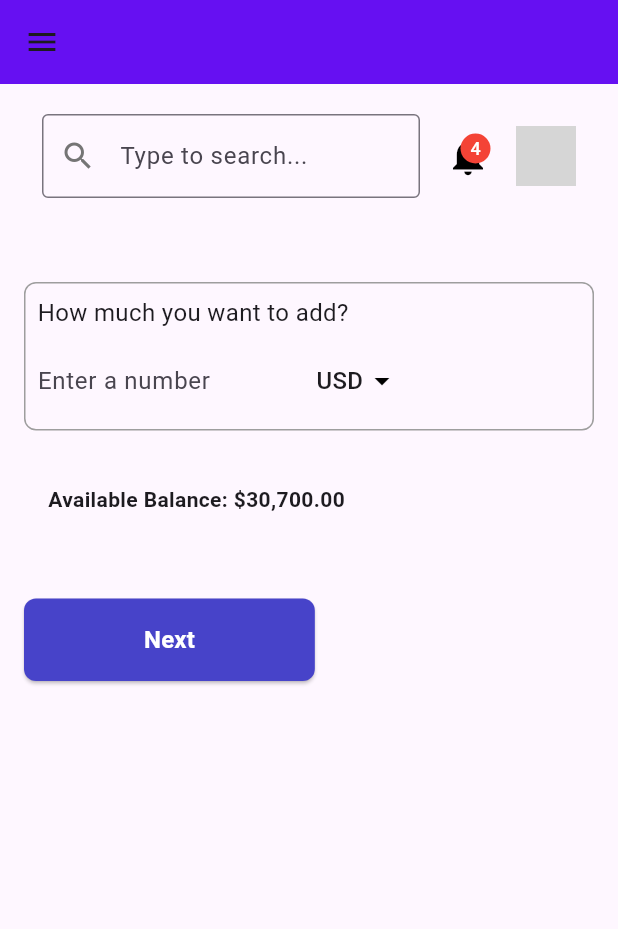
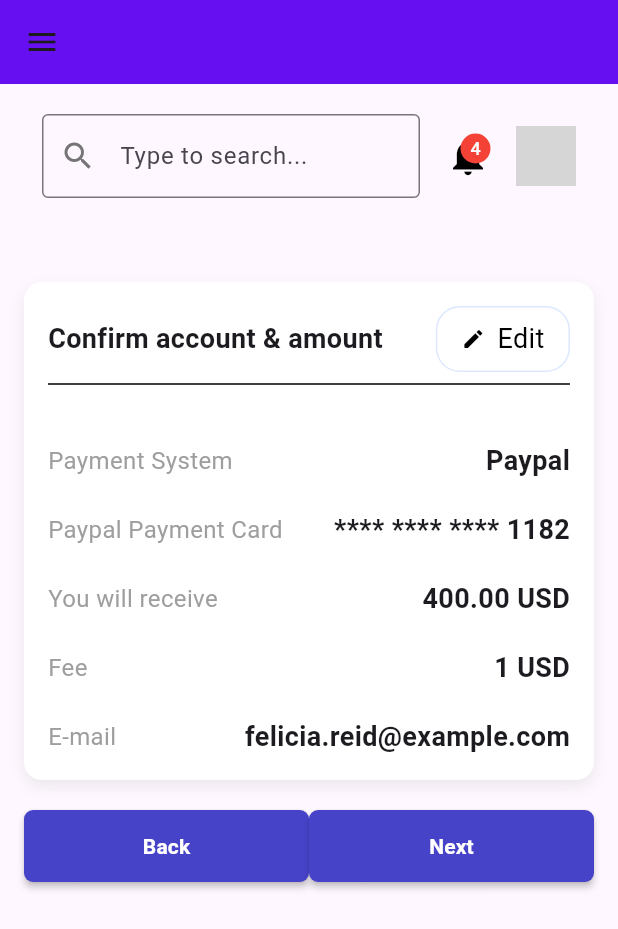
Before and after one commit to Onijinxbukami/moneyExchangeUI, a Flutter app: the DepositMoney screen opened by its route, after a tap on "Next", on a phone screen of 412 x 824 dp. Shown: the top 929 px of the screen. Run offline on Flutter 3.47's test engine with Material 3 defaults, Android fonts, the phone set to English and light mode, and no system bars; our stand-ins replace font_awesome_flutter; network calls fail; grey boxes are pictures that could not be loaded.

Commit message:
deposite details page

```diff
--- a/lib/app/routes.dart
+++ b/lib/app/routes.dart
@@ -3,6 +3,7 @@
 import 'package:flutter/material.dart';
 import 'package:flutter_application_1/features/auth/login/login_page.dart';
 import 'package:flutter_application_1/features/auth/signUp/signup_page.dart';
+import 'package:flutter_application_1/features/deposite/deposite_details.dart';
 import 'package:flutter_application_1/features/history/transaction_history.dart';
 import 'package:flutter_application_1/features/user_profile/user_profile_page.dart';
 import 'package:flutter_application_1/features/money_exchange/money_exchange_page.dart';
@@ -17,9 +18,11 @@
   static const String userprofile = '/userprofile';
   static const String moneyexchange = '/moneyexchange';
   static const String deposite = '/deposite';
+  static const String depositeDetails = '/deposite_details';
   static const String history = '/history';
   static const String homepage = '/homepage';
   static const String forgetpassword = '/forgetpassword';
+
 
 
 
@@ -30,6 +33,7 @@
       userprofile: (context) => const UserProfilePage(),
       moneyexchange: (context) => const MoneyExchangePage(),
       deposite: (context) => const DepositMoney(),
+      depositeDetails: (context) => const DepositMoneyDetails(),
       history: (context) =>  const TransactionHistoryForm(),
       homepage: (context) => const HomePage(),
       forgetpassword: (context) => ForgetPasswordPage(),
--- /dev/null
+++ b/lib/features/deposite/deposite_details.dart
@@ -0,0 +1,244 @@
+import 'package:flutter/material.dart';
+import 'package:flutter_application_1/features/user_profile/screens/sideBar_screens.dart';
+import 'package:flutter_application_1/features/user_profile/screens/header_field.dart';
+
+class DepositMoneyDetails extends StatefulWidget {
+  const DepositMoneyDetails({super.key});
+
+  @override
+  // ignore: library_private_types_in_public_api
+  _DepositMoneyDetailsPageState createState() =>
+      _DepositMoneyDetailsPageState();
+}
+
+class _DepositMoneyDetailsPageState extends State<DepositMoneyDetails> {
+  final GlobalKey<ScaffoldState> _scaffoldKey = GlobalKey<ScaffoldState>();
+
+  String selectedValue = 'USD'; // Initialize the selectedValue for Dropdown
+  void onChanged(String? newValue) {
+    setState(() {
+      selectedValue = newValue!;
+    });
+  }
+
+  @override
+  Widget build(BuildContext context) {
+    bool isMobile = MediaQuery.of(context).size.width < 600;
+
+    return Scaffold(
+      key: _scaffoldKey,
+      appBar: AppBar(
+        backgroundColor: const Color(0xFF6610F2),
+        leading: isMobile
+            ? IconButton(
+                icon: Icon(Icons.menu),
+                onPressed: () {
+                  _scaffoldKey.currentState?.openDrawer();
+                },
+              )
+            : null,
+      ),
+      drawer: isMobile ? Sidebar() : null,
+      body: Row(
+        children: [
+          if (!isMobile) Sidebar(), // Sidebar for web
+
+          // User Information and Content Area
+          Expanded(
+            child: Column(
+              children: [
+                // Header Section
+                HeaderWidget(), // Assuming HeaderWidget exists
+
+                Expanded(child: _buildContent()),
+              ],
+            ),
+          ),
+        ],
+      ),
+    );
+  }
+
+  Widget _buildContent() {
+    // Lấy kích thước màn hình
+    final screenWidth = MediaQuery.of(context).size.width;
+
+    return SingleChildScrollView(
+      padding: const EdgeInsets.all(16),
+      child: Column(
+        crossAxisAlignment: CrossAxisAlignment.start,
+        children: [
+          const SizedBox(height: 20),
+          _buildPaymentDetails(), // Phần chi tiết thanh toán
+          const SizedBox(height: 20),
+
+          // Footer với các nút điều hướng
+          Row(
+            mainAxisAlignment: MainAxisAlignment.spaceBetween,
+            children: [
+              // Button Back
+              _buildResponsiveButton(
+                text: 'Back',
+                onPressed: () {
+                  Navigator.pop(context);
+                },
+                screenWidth: screenWidth,
+              ),
+              // Button Next
+              _buildResponsiveButton(
+                text: 'Next',
+                onPressed: () {
+                  // Xử lý sự kiện Next
+                },
+                screenWidth: screenWidth,
+              ),
+            ],
+          ),
+        ],
+      ),
+    );
+  }
+
+  Widget _buildResponsiveButton(
+      {required String text,
+      required VoidCallback onPressed,
+      required double screenWidth}) {
+    return Expanded(
+      child: ElevatedButton(
+        onPressed: onPressed,
+        style: ElevatedButton.styleFrom(
+          backgroundColor: const Color(0xFF4743C9), // Màu nền nút
+          padding: EdgeInsets.symmetric(
+            horizontal: screenWidth > 600
+                ? 60
+                : 40, // Điều chỉnh padding tùy vào kích thước màn hình
+            vertical: 14,
+          ),
+          shape: RoundedRectangleBorder(
+            borderRadius: BorderRadius.circular(6.0), // Bo góc nhỏ hơn
+          ),
+          elevation: 2, // Hiệu ứng nổi nhẹ
+        ),
+        child: Text(
+          text, // Nội dung nút
+          style: TextStyle(
+            fontSize: screenWidth > 600
+                ? 16
+                : 14, // Điều chỉnh font size tùy vào kích thước màn hình
+            fontWeight: FontWeight.bold, // Trọng lượng chữ vừa
+            color: Colors.white,
+          ),
+        ),
+      ),
+    );
+  }
+
+  Widget _buildPaymentDetails() {
+    final screenWidth = MediaQuery.of(context).size.width;
+
+    return Container(
+      padding: const EdgeInsets.all(16),
+      decoration: BoxDecoration(
+        color: Colors.white, // Màu nền của khung
+        borderRadius: BorderRadius.circular(12), // Bo góc
+        boxShadow: [
+          BoxShadow(
+            color: Colors.grey.withOpacity(0.2), // Bóng mờ nhẹ
+            blurRadius: 8,
+            offset: const Offset(0, 4),
+          ),
+        ],
+      ),
+      child: Column(
+        crossAxisAlignment: CrossAxisAlignment.start,
+        children: [
+          // Top Area
+          Row(
+            mainAxisAlignment: MainAxisAlignment.spaceBetween,
+            children: [
+              Text(
+                'Confirm account & amount',
+                style: TextStyle(
+                  fontSize:
+                      screenWidth > 600 ? 24 : 18, // Điều chỉnh kích thước font
+                  fontWeight: FontWeight.bold,
+                ),
+              ),
+              GestureDetector(
+                onTap: () {
+                  // Xử lý khi nhấn nút Edit
+                },
+                child: Container(
+                  padding:
+                      const EdgeInsets.symmetric(horizontal: 16, vertical: 8),
+                  decoration: BoxDecoration(
+                    border: Border.all(
+                      color: Color(0xFFDDE8FF), // Sử dụng màu #DDE8FF
+                      width: 1.0,
+                    ),
+                    borderRadius: BorderRadius.circular(16),
+                  ),
+                  child: Row(
+                    children: const [
+                      Icon(Icons.edit, color: Colors.black, size: 16),
+                      SizedBox(width: 8),
+                      Text(
+                        'Edit',
+                        style: TextStyle(
+                          color: Colors.black,
+                          fontSize: 18,
+                        ),
+                      ),
+                    ],
+                  ),
+                ),
+              ),
+            ],
+          ),
+          const Divider(color: Colors.black),
+          const SizedBox(height: 30),
+
+          // Details List
+          Column(
+            crossAxisAlignment: CrossAxisAlignment.start,
+            children: [
+              _buildDetailRow('Payment System', 'Paypal', screenWidth),
+              const SizedBox(height: 20),
+              _buildDetailRow(
+                  'Paypal Payment Card', '**** **** **** 1182', screenWidth),
+              const SizedBox(height: 20),
+              _buildDetailRow('You will receive', '400.00 USD', screenWidth),
+              const SizedBox(height: 20),
+              _buildDetailRow('Fee', '1 USD', screenWidth),
+              const SizedBox(height: 20),
+              _buildDetailRow(
+                  'E-mail', 'felicia.reid@example.com', screenWidth),
+            ],
+          ),
+        ],
+      ),
+    );
+  }
+
+  Widget _buildDetailRow(String title, String value, double screenWidth) {
+    return Row(
+      mainAxisAlignment: MainAxisAlignment.spaceBetween,
+      children: [
+        Text(
+          title,
+          style: TextStyle(
+            fontSize: screenWidth > 600 ? 18 : 16, // Điều chỉnh font size
+            color: Colors.grey,
+          ),
+        ),
+        Text(
+          value,
+          style: TextStyle(
+            fontSize: screenWidth > 600 ? 20 : 18, // Điều chỉnh font size
+            fontWeight: FontWeight.w600,
+          ),
+        ),
+      ],
+    );
+  }
+}
--- a/lib/features/deposite/deposite_money.dart
+++ b/lib/features/deposite/deposite_money.dart
@@ -2,6 +2,7 @@
 import 'package:flutter_application_1/features/user_profile/screens/sideBar_screens.dart';
 import 'package:flutter_application_1/features/user_profile/screens/header_field.dart';
 import 'package:flutter_application_1/shared/widgets/numberic_field.dart';
+import 'package:flutter_application_1/app/routes.dart';
 
 class DepositMoney extends StatefulWidget {
   const DepositMoney({super.key});
@@ -38,7 +39,7 @@
               )
             : null,
       ),
-            drawer: isMobile ? Sidebar() : null,
+      drawer: isMobile ? Sidebar() : null,
       body: Row(
         children: [
           if (!isMobile) Sidebar(), // Sidebar for web
@@ -72,7 +73,7 @@
             padding: const EdgeInsets.all(8),
             decoration: BoxDecoration(
               border: Border.all(
-                color: Colors.grey, // Set border color
+                color: Colors.black, // Set border color
                 width: 1.0, // Set border width
               ),
               borderRadius:
@@ -83,7 +84,7 @@
               children: [
                 const Text(
                   'How much you want to add?',
-                  style: TextStyle(fontSize: 16),
+                  style: TextStyle(fontSize: 20),
                 ),
                 const SizedBox(height: 10),
                 Row(
@@ -111,48 +112,74 @@
                     ),
                   ],
                 ),
+                const Text(
+                  'Available Balance: \$30,700.00',
+                  style: TextStyle(fontWeight: FontWeight.bold, fontSize: 18),
+                ),
               ],
             ),
           ),
 
-          const SizedBox(height: 20),
+          const SizedBox(height: 10),
 
           // Balance Info Section with Border
-          Container(
-            padding: const EdgeInsets.all(16),
-            child: const Text(
-              'Available Balance: \$30,700.00',
-              style: TextStyle(fontWeight: FontWeight.bold),
-            ),
-          ),
 
-          const SizedBox(height: 40),
+          const SizedBox(height: 20),
 
           // Footer Section with Navigation Button
           Row(
-            mainAxisAlignment: MainAxisAlignment.spaceBetween,
+            mainAxisAlignment: MainAxisAlignment
+                .spaceBetween, // Căn khoảng cách đều giữa các nút
             children: [
+              // Button 1
               ElevatedButton(
-                onPressed: () {},
+                onPressed: () {
+                  // Xử lý sự kiện bấm
+                },
                 style: ElevatedButton.styleFrom(
-                  backgroundColor: const Color(0xFF4743C9),
-                  padding:
-                      const EdgeInsets.symmetric(horizontal: 80, vertical: 16),
+                  backgroundColor: const Color(0xFF4743C9), // Màu nền nút
+                  padding: const EdgeInsets.symmetric(
+                      horizontal: 60, vertical: 14), // Padding nhỏ hơn
                   shape: RoundedRectangleBorder(
-                    borderRadius: BorderRadius.circular(8.0),
+                    borderRadius: BorderRadius.circular(6.0), // Bo góc nhỏ hơn
+                  ),
+                  elevation: 2, // Hiệu ứng nổi nhẹ
+                ),
+                child: const Text(
+                  'Back', // Nội dung nút
+                  style: TextStyle(
+                    fontSize: 16, // Kích thước chữ nhỏ hơn
+                    fontWeight: FontWeight.bold, // Trọng lượng chữ vừa
+                    color: Colors.white,
                   ),
                 ),
+              ),
+
+              // Button 2
+              ElevatedButton(
+                onPressed: () {
+                  Navigator.pushNamed(context, Routes.depositeDetails);
+                },
+                style: ElevatedButton.styleFrom(
+                  backgroundColor: const Color(0xFF4743C9), // Màu nền nút
+                  padding: const EdgeInsets.symmetric(
+                      horizontal: 60, vertical: 14), // Padding nhỏ hơn
+                  shape: RoundedRectangleBorder(
+                    borderRadius: BorderRadius.circular(6.0), // Bo góc nhỏ hơn
+                  ),
+                  elevation: 2, // Hiệu ứng nổi nhẹ
+                ),
                 child: const Text(
-                  'Next',
+                  'Next', // Nội dung nút
                   style: TextStyle(
-                    fontSize: 16,
-                    fontWeight: FontWeight.bold,
+                    fontSize: 16, // Kích thước chữ nhỏ hơn
+                    fontWeight: FontWeight.bold, // Trọng lượng chữ vừa
                     color: Colors.white,
                   ),
                 ),
               ),
             ],
-          ),
+          )
         ],
       ),
     );
--- a/lib/features/user_profile/screens/sideBar_screens.dart
+++ b/lib/features/user_profile/screens/sideBar_screens.dart
@@ -53,14 +53,6 @@
             isSelected: _selectedItem == 'Withdraw Money',
           ),
           const Divider(color: Colors.black),
-          _buildSidebarItem(
-            icon: Icons.support_agent,
-            title: 'Support',
-            onTap: () {
-              _onItemTap('Support');
-            },
-            isSelected: _selectedItem == 'Support',
-          ),
           _buildSidebarItem(
             icon: Icons.settings,
             title: 'Setting',
```
Also changed, not shown: lib/features/auth/foget_password/forget_password_page.dart (+10 -5 lines), lib/features/auth/login/login_page.dart (+10 -5 lines), lib/features/auth/signUp/signup_page.dart (+9 -4 lines), lib/features/home_page/home_page.dart (+28 -49 lines).
